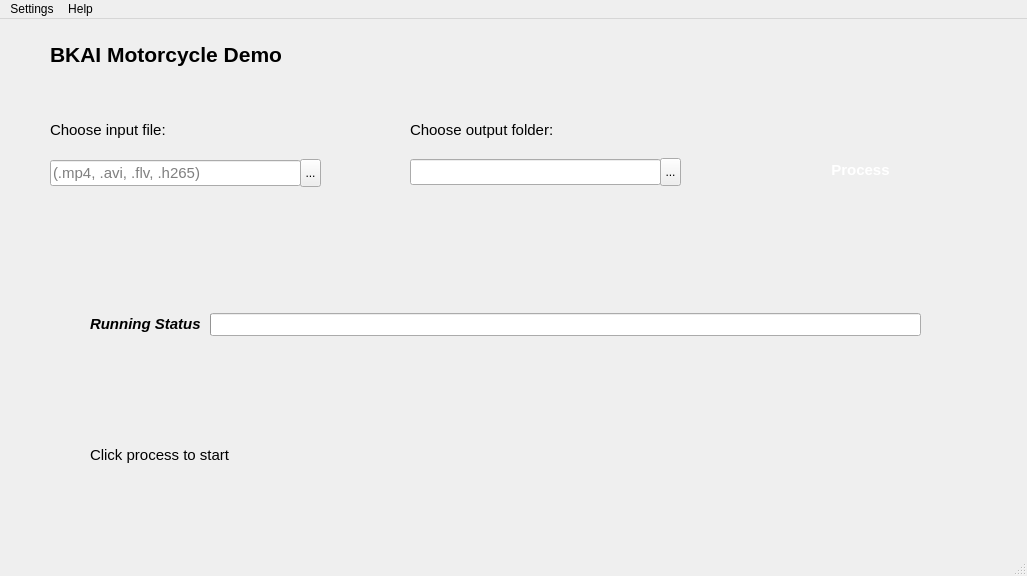
Before: the Qt Designer form src/view/home_page.ui in BKAI-Team-Thay-Linh/BKAI-Demo-Motorbike-PyQT, drawn with Qt 5.
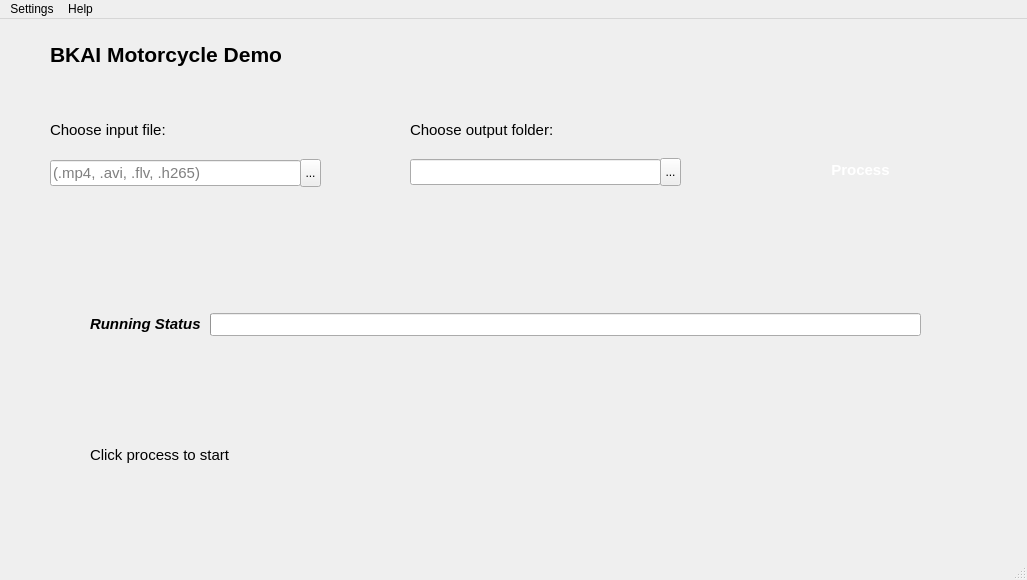
After: the same form once the commit is applied. Icons and pictures are not drawn.

Commit message: update: infer by self.devicee

Patch:
```diff
--- a/src/view/home_page.ui
+++ b/src/view/home_page.ui
@@ -7,7 +7,7 @@
     <x>0</x>
     <y>0</y>
     <width>1027</width>
-    <height>576</height>
+    <height>580</height>
    </rect>
   </property>
   <property name="windowTitle">
```
The commit also changes 1 other file.
